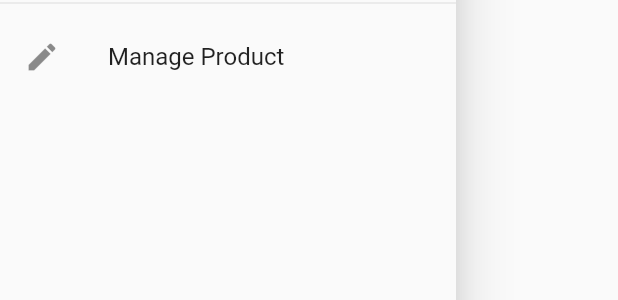
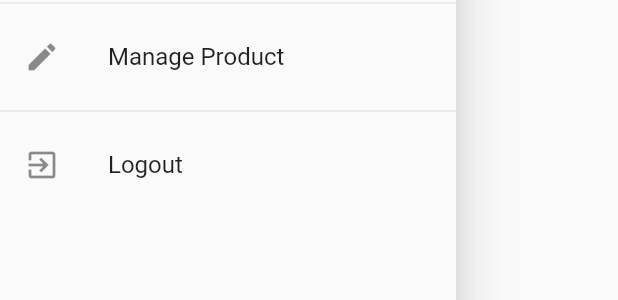
Before and after one commit to lekyvong09/C2007_C2011_flutter, a Flutter app: the NavbarDrawer widget shown alone on an empty page, opened directly, on a phone screen of 412 x 824 dp. Shown: the part 285-585 px from the top of the screen. Run offline on Flutter 3.47's test engine with Material 2 defaults, Android fonts, the phone set to English and light mode, and no system bars; missing offline and left inert: jwt_decode; network calls fail.

Commit message:
login logout and redirect to homepage

```diff
--- a/lib/main.dart
+++ b/lib/main.dart
@@ -28,7 +28,7 @@ class MyApp extends StatelessWidget {
         ChangeNotifierProvider(create: (BuildContext context) => Orders(),),
         ChangeNotifierProvider(create: (BuildContext context) => AuthProvider(),),
       ],
-      child: MaterialApp(
+      child: Consumer<AuthProvider>(builder: (ctx, auth, _) => MaterialApp(
         title: 'Flutter Demo',
         theme: ThemeData(
           fontFamily: 'Roboto',
@@ -37,7 +37,7 @@ class MyApp extends StatelessWidget {
             accentColor: Colors.deepOrangeAccent,
           ),
         ),
-        home: const AuthScreen(), // ProductsOverviewScreen(),
+        home: auth.isAuth ? const ProductsOverviewScreen() : const AuthScreen(), // ProductsOverviewScreen(),
         routes: {
           ProductsOverviewScreen.routeName: (ctx) => const ProductsOverviewScreen(),
           ProductDetailScreen.routeName: (ctx) => const ProductDetailScreen(),
@@ -47,6 +47,6 @@ class MyApp extends StatelessWidget {
           AdminProductEditScreen.routeName: (ctx) => const AdminProductEditScreen(),
         },
       ),
-    );
+    ));
   }
 }
--- a/lib/widget/navbar_drawer.dart
+++ b/lib/widget/navbar_drawer.dart
@@ -1,6 +1,9 @@
 import 'package:flutter/material.dart';
 import 'package:flutter2/screen/admin_product_screen.dart';
 import 'package:flutter2/screen/order_screen.dart';
+import 'package:provider/provider.dart';
+
+import '../provider/auth_provider.dart';
 
 class NavbarDrawer extends StatelessWidget {
   const NavbarDrawer({super.key});
@@ -28,6 +31,11 @@ class NavbarDrawer extends StatelessWidget {
             title: const Text('Manage Product'),
             onTap: () => Navigator.of(context).pushReplacementNamed(AdminProductScreen.routeName),
           ),
+          const Divider(),
+          ListTile(leading: const Icon(Icons.exit_to_app), title: const Text('Logout'), onTap: () {
+            Navigator.of(context).pop(); // close nav drawer
+            context.read<AuthProvider>().logout();
+          },),
         ],
       ),
     );
--- a/pubspec.yaml
+++ b/pubspec.yaml
@@ -35,6 +35,7 @@ dependencies:
   provider: ^6.0.5
   intl: ^0.18.0
   http: ^0.13.5
+  jwt_decode: ^0.3.1
 
   # The following adds the Cupertino Icons font to your application.
   # Use with the CupertinoIcons class for iOS style icons.
```
Also changed, not shown: lib/provider/auth_provider.dart (+23 -5 lines), pubspec.lock.
